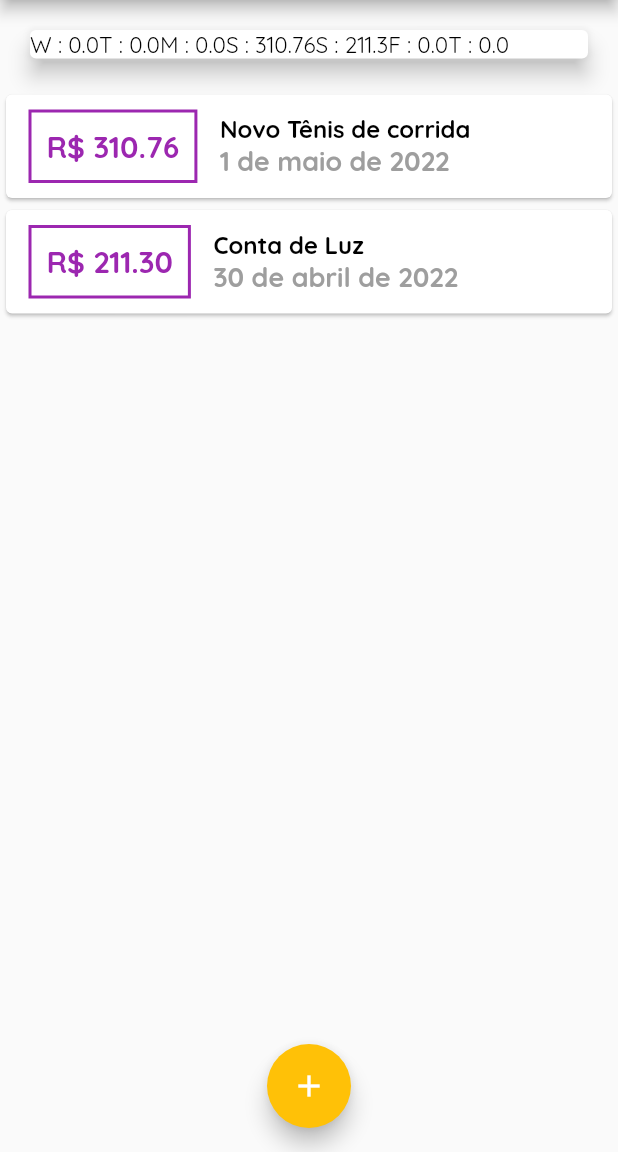
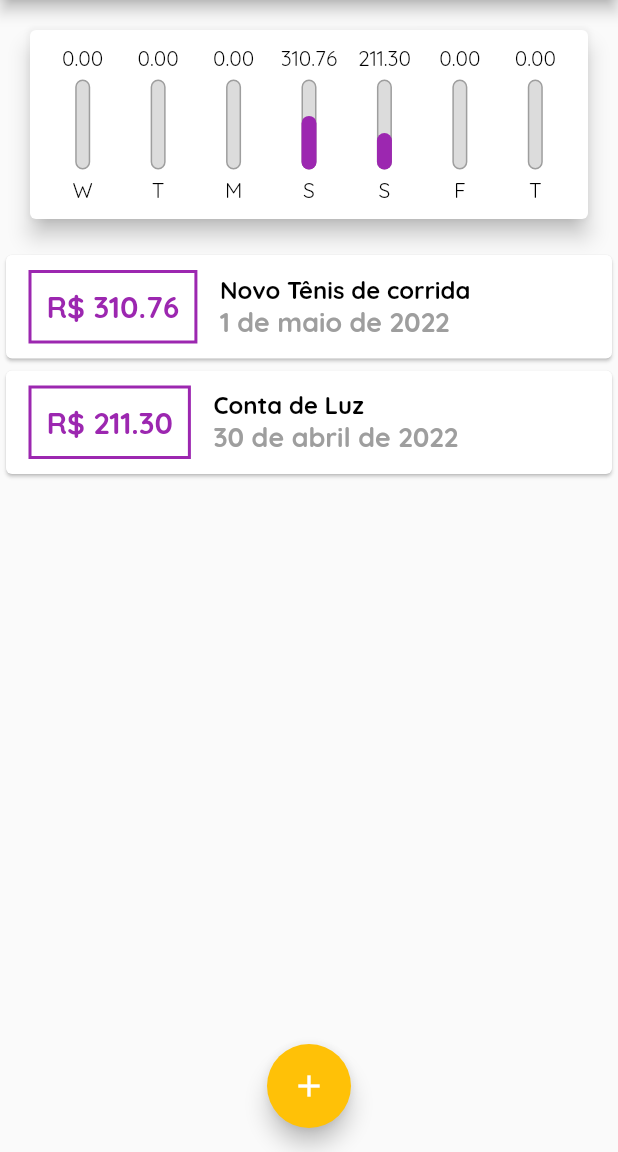
Before and after one commit to masilvasql/Flutter_course, a Flutter app: the screen it shows after launch, on a phone screen of 412 x 824 dp, the part 84-1236 px from its top. Run offline on Flutter 3.47's test engine with Material 2 defaults, Android fonts, the phone set to English and light mode, and no system bars.

Commit message:
desenvolvido componente de chart

```diff
--- a/expenses/lib/components/cahrt_bar.dart
+++ /dev/null
@@ -1,10 +0,0 @@
-import 'package:flutter/material.dart';
-
-class ChartBar extends StatelessWidget {
-  const ChartBar({Key? key}) : super(key: key);
-
-  @override
-  Widget build(BuildContext context) {
-    return Container();
-  }
-}
--- a/expenses/lib/components/chart.dart
+++ b/expenses/lib/components/chart.dart
@@ -1,3 +1,4 @@
+import 'package:expenses/components/chart_bar.dart';
 import 'package:expenses/models/transaction.dart';
 import 'package:flutter/material.dart';
 import 'package:intl/intl.dart';
@@ -30,26 +31,34 @@ class Chart extends StatelessWidget {
     });
   }
 
+  double get _weekTotalValue {
+    return groupedTransactions.fold(0.0, (sum, tr) {
+      return sum + (tr['value'] as double);
+    });
+  }
+
   @override
   Widget build(BuildContext context) {
-    groupedTransactions;
     return Card(
       elevation: 6,
       margin: const EdgeInsets.all(20),
-      child: Row(
-        children: <Widget>[
-          Row(
-            children: groupedTransactions.map((tr) {
-              return Text(
-                '${tr['day']} : ${tr['value']}',
-                style: const TextStyle(
-                  fontWeight: FontWeight.normal,
-                  fontSize: 15,
+      child: Padding(
+        padding: const EdgeInsets.all(10.0),
+        child: Row(
+          mainAxisAlignment: MainAxisAlignment.spaceAround,
+          children: groupedTransactions.map(
+            (tr) {
+              return Flexible(
+                fit: FlexFit.tight,
+                child: ChartBar(
+                  label: tr['day'].toString(),
+                  value: (tr['value'] as double),
+                  percentage: (tr['value'] as double) / _weekTotalValue,
                 ),
               );
-            }).toList(),
-          )
-        ],
+            },
+          ).toList(),
+        ),
       ),
     );
   }
--- /dev/null
+++ b/expenses/lib/components/chart_bar.dart
@@ -0,0 +1,62 @@
+import 'package:flutter/material.dart';
+
+class ChartBar extends StatelessWidget {
+  const ChartBar({
+    Key? key,
+    required this.label,
+    required this.value,
+    required this.percentage,
+  }) : super(key: key);
+
+  final String label;
+  final double value;
+  final double percentage;
+
+  @override
+  Widget build(BuildContext context) {
+    return Column(
+      children: [
+        FittedBox(
+          child: Text(
+            '${value.toStringAsFixed(2)}',
+            style: Theme.of(context).primaryTextTheme.bodyText1,
+          ),
+        ),
+        const SizedBox(height: 5),
+        SizedBox(
+          height: 60,
+          width: 10,
+          child: Stack(
+            alignment: Alignment.bottomCenter,
+            children: [
+              Container(
+                decoration: BoxDecoration(
+                    border: Border.all(
+                      color: Colors.grey,
+                      width: 1.0,
+                    ),
+                    color: const Color.fromRGBO(220, 220, 220, 1),
+                    borderRadius: BorderRadius.circular(5)),
+              ),
+              FractionallySizedBox(
+                heightFactor: percentage,
+                child: Container(
+                  decoration: BoxDecoration(
+                      color: Theme.of(context).colorScheme.primary,
+                      borderRadius: BorderRadius.circular(5)),
+                ),
+              ),
+            ],
+          ),
+        ),
+        const SizedBox(
+          height: 5,
+        ),
+        Text(
+          label,
+          style: Theme.of(context).primaryTextTheme.bodyText1,
+        )
+      ],
+    );
+  }
+}
--- a/expenses/lib/main.dart
+++ b/expenses/lib/main.dart
@@ -33,11 +33,19 @@ class ExpensesApp extends StatelessWidget {
           secondary: Colors.amber,
         ),
         textTheme: tema.textTheme.copyWith(
-            bodyText2: TextStyle(
-                color: Colors.black,
-                fontFamily: 'QuickSand',
-                fontSize: 18,
-                fontWeight: FontWeight.bold)),
+          bodyText2: TextStyle(
+            color: Colors.black,
+            fontFamily: 'QuickSand',
+            fontSize: 18,
+            fontWeight: FontWeight.bold,
+          ),
+        ),
+        primaryTextTheme: tema.primaryTextTheme.copyWith(
+          bodyText1: TextStyle(
+              color: Colors.black,
+              fontWeight: FontWeight.w400,
+              fontFamily: 'QuickSand'),
+        ),
         appBarTheme: AppBarTheme(
           titleTextStyle: TextStyle(
               fontFamily: 'QuickSand',
```
